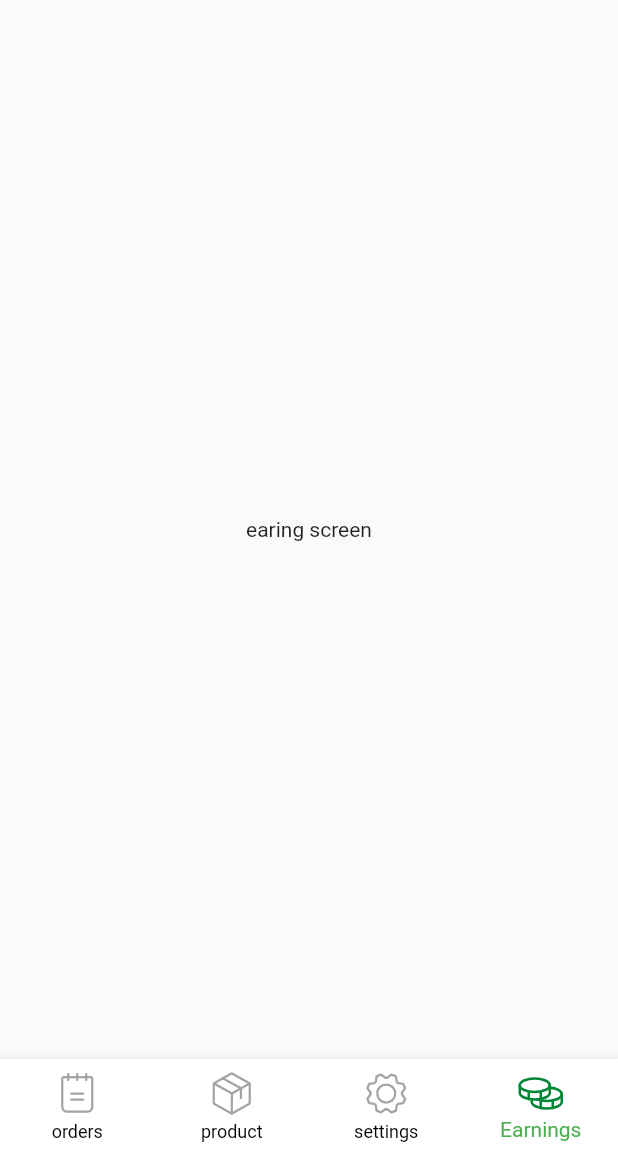
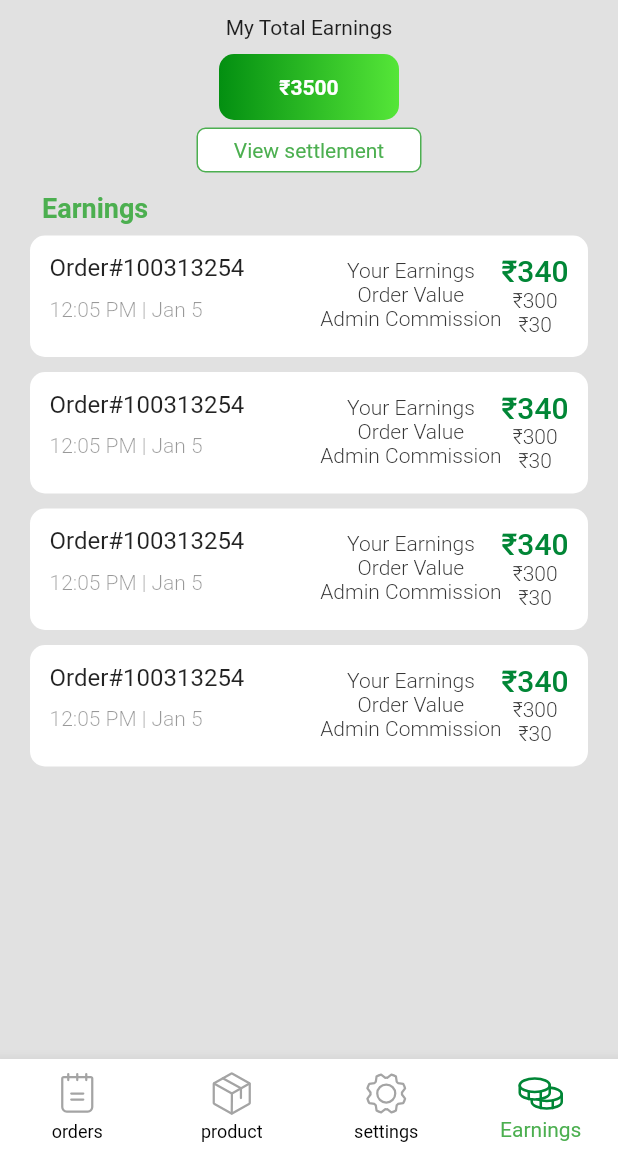
Before and after one commit to jithuhari/demo, a Flutter app: the BottomNavScreenProduct screen opened directly, item 4 of the bottom bar chosen, on a phone screen of 412 x 824 dp, the part 84-1236 px from its top. Run offline on Flutter 3.47's test engine with Material 2 defaults, Android fonts, the light colour scheme and no system bars; our stand-ins replace cached_network_image, dotted_border, flutter_multi_formatter, flutter_svg, fluttertoast, get and 2 more.

Commit message:
add earning screen

```diff
--- a/lib/resources/drawables.dart
+++ b/lib/resources/drawables.dart
@@ -19,6 +19,7 @@ class Drawables {
   static const String warningCircle = "assets/icons/warningCircle.png";
   static const String arrowLeft = "assets/icons/arrow/arrowLeft.png";
   static const String arrowRight = "assets/icons/arrow/arrowRight.png";
+   static const String shovel = "assets/product/farm_shovel.png";
 
   /// orders
   static const String avatar = "assets/icons/avatar.png";
--- a/lib/ui/earnings/earning_list.dart
+++ b/lib/ui/earnings/earning_list.dart
@@ -1,7 +1,20 @@
 
 import 'package:flutter/material.dart';
+import 'package:get/get.dart';
+import 'package:orgayur_vendor_app/ui/earnings/settlement_screen.dart';
+import 'package:orgayur_vendor_app/ui/login/settings_screen.dart';
+import 'package:orgayur_vendor_app/util/custom_sized_boxes.dart';
 
+import '../../resources/app_colors.dart';
+import '../../resources/app_strings.dart';
+import '../../resources/drawables.dart';
 import '../../util/app_appbar.dart';
+import '../../util/app_decorations.dart';
+import '../../util/custom_text_widget.dart';
+import '../../util/widget_utils.dart';
+import '../../util/widgets/custom_button.dart';
+
+
 
 
 
@@ -11,8 +24,114 @@ class EarningList extends StatelessWidget {
   @override
   Widget build(BuildContext context) {
     return Scaffold(
+      backgroundColor:AppColors.bgGrayColor,
 
-      body: SafeArea(child: Center(child: Container(child: Text("earing screen")),)),
+
+      body: SafeArea(child: Container(
+          padding: const EdgeInsets.fromLTRB(20, 0, 20,0),
+        child: Column(
+
+
+          children: [
+            const SizedBoxH10(),
+            const Center(child: Text("My Total Earnings")),
+             const SizedBoxH10(),
+             WidgetUtils.linearGradiantButtonH40(text: "₹3500",
+             textColor: Colors.white,
+             gradient:AppColors.loginCardGradient ),
+           const SizedBoxH5(),
+               CustomButton(text: "View settlement",
+              hight: 30,width: 150,color: Colors.white,
+              onTap: (){
+            Get.to(const SettlementScreen() );
+          }
+
+              ),
+               const SizedBoxH5(),
+               Padding(
+                 padding: const EdgeInsets.all(8.0),
+                 child: Row(children:const  [Text("Earnings",
+                 style: TextStyle(color: Colors.green,fontSize: 18,
+                 fontWeight: FontWeight.bold),)],),
+               ),
+               Expanded(child: ListView.separated(
+                physics: const AlwaysScrollableScrollPhysics(),
+                shrinkWrap: true,
+                scrollDirection: Axis.vertical,
+
+                itemBuilder: (BuildContext context, int index){
+                  return Container(
+                    decoration:AppDecoration.decorationColoredButtonRadius10(
+                color: AppColors.bgColor),
+                 padding: const EdgeInsets.fromLTRB(12, 11, 12, 13),
+                child:Row(
+
+                  mainAxisAlignment: MainAxisAlignment.spaceBetween,
+                  children: [
+                    Column(
+                      crossAxisAlignment: CrossAxisAlignment.start,
+                      children: [
+                         TextPOP16W400(AppStrings.orderId,
+                         textAlign: TextAlign.left,
+                        color: AppColors.textDarkGrayColor),
+                      const SizedBoxH10(),
+
+
+                      TextPOP14W300("12:05 PM | Jan 5",
+                      color: AppColors.textDarkGrayColor.withOpacity(.4),
+                       textAlign:TextAlign.left,
+
+                      ),
+
+                     const    SizedBoxH10(),
+
+
+
+                      ],
+                    ),
+                    Row(
+                      mainAxisAlignment: MainAxisAlignment.spaceEvenly,
+                      children: [
+                      Column(children: [
+                        TextPOP14W300("Your Earnings",
+                      color: AppColors.textGrayColorMedium),
+                      const SizedBoxW10(),
+                      TextPOP14W300("Order Value",
+                        color: AppColors.textGrayColorMedium),
+                           const SizedBoxW10(),
+                        TextPOP14W300("Admin Commission",
+                      color: AppColors.textGrayColorMedium),
+
+                      ],),
+                       Column(children: [
+
+                       TextPOP20W500("₹340",
+                      color: AppColors.textPrimary3),
+                       const SizedBoxW10(),
+                      TextPOP14W300("₹300",
+                      color: AppColors.textGrayColorMedium),
+                      const SizedBoxW10(),
+                      TextPOP14W300("₹30",
+                       color: AppColors.textGrayColorMedium),
+
+                      ],),
+                    ],)
+
+
+                ],) ,
+
+
+                  );
+                }
+               ,
+                separatorBuilder: (BuildContext context, int index) {
+        return const SizedBoxH10();
+      },
+               itemCount: 4))
+
+          ],
+        ),
+      )),
     );
   }
 }
--- a/lib/util/widget_utils.dart
+++ b/lib/util/widget_utils.dart
@@ -153,6 +153,20 @@ class WidgetUtils {
     );
   }
 
+    static Widget linearGradiantButtonH40({String? text, Color? textColor, Gradient? gradient,  Function()? onTap}) {
+    return GestureDetector(
+      onTap: onTap,
+      child: Container(
+        alignment: Alignment.center,
+        width: 120,
+        height: 44,
+        decoration: AppDecoration.decorationLinearColoredFullCornerRadius(gradient: gradient),
+        child: AppText.bodyLarge_16_w400(text, navigatorKey.currentContext!,
+            color: textColor, fontWeight: FontWeight.w600),
+      ),
+    );
+  }
+
   static Widget placeHolder(bool isPlaceHolder) {
     return Container(
       width: double.infinity,
--- /dev/null
+++ b/lib/util/widgets/custom_button.dart
@@ -0,0 +1,37 @@
+import 'package:flutter/material.dart';
+
+class CustomButton extends StatelessWidget {
+
+final String text;
+  final double hight;
+   final double width;
+  final  Color color;
+  final Function()? onTap;
+
+  const  CustomButton({
+    Key? key, required this.hight,  required this.width, required this.color, this.onTap, required this.text,
+
+
+}) : super(key: key);
+
+  @override
+  Widget build(BuildContext context) {
+    return GestureDetector(
+      onTap: onTap,
+      child: Container(
+        height: hight,
+        width: width,
+        decoration: BoxDecoration(
+          border: Border.all(color: Colors.green),
+            color: color,
+            borderRadius: BorderRadius.circular(6)),
+        child:  Center(
+          child:  Text(
+            text,
+            style:const TextStyle(color: Colors.green),
+                ),
+          ),
+        ),
+      );
+  }
+}
```
Also changed, not shown: lib/ui/earnings/settlement_screen.dart (added, +119 -0 lines), lib/ui/orders/orders_details_screen.dart (+12 -12 lines).
